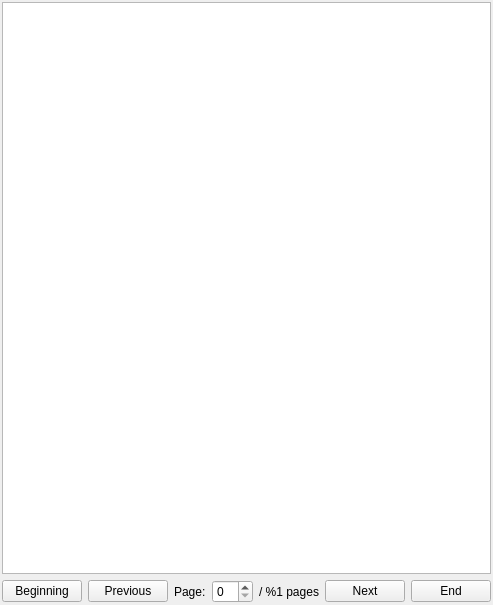
Above: log_browser.ui from redeyedvireo/PyLogBook before the change. Below: the same form after it.
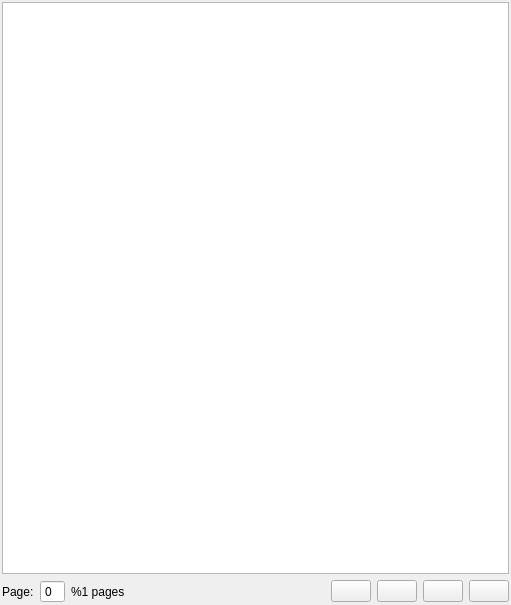
That is the form after the change. Icons and pictures are not drawn.

Commit message: Use icons for log browser paging buttons.  Also, remove up/down buttons on the page spin control, as they are redundant with the paging buttons.

```diff
--- a/log_browser.ui
+++ b/log_browser.ui
@@ -6,7 +6,7 @@
    <rect>
     <x>0</x>
     <y>0</y>
-    <width>418</width>
+    <width>511</width>
     <height>605</height>
    </rect>
   </property>
@@ -31,33 +31,6 @@
    </item>
    <item>
     <layout class="QHBoxLayout" name="horizontalLayout">
-     <item>
-      <widget class="QPushButton" name="beginButton">
-       <property name="text">
-        <string>Beginning</string>
-       </property>
-      </widget>
-     </item>
-     <item>
-      <widget class="QPushButton" name="previousButton">
-       <property name="text">
-        <string>Previous</string>
-       </property>
-      </widget>
-     </item>
-     <item>
-      <spacer name="horizontalSpacer">
-       <property name="orientation">
-        <enum>Qt::Horizontal</enum>
-       </property>
-       <property name="sizeHint" stdset="0">
-        <size>
-         <width>17</width>
-         <height>20</height>
-        </size>
-       </property>
-      </spacer>
-     </item>
      <item>
       <widget class="QLabel" name="label">
        <property name="text">
@@ -66,12 +39,16 @@
       </widget>
      </item>
      <item>
-      <widget class="QSpinBox" name="pageSpin"/>
+      <widget class="QSpinBox" name="pageSpin">
+       <property name="buttonSymbols">
+        <enum>QAbstractSpinBox::ButtonSymbols::NoButtons</enum>
+       </property>
+      </widget>
      </item>
      <item>
       <widget class="QLabel" name="numPagesLabel">
        <property name="text">
-        <string>/ %1 pages</string>
+        <string>%1 pages</string>
        </property>
       </widget>
      </item>
@@ -88,17 +65,47 @@
        </property>
       </spacer>
      </item>
+     <item>
+      <widget class="QPushButton" name="beginButton">
+       <property name="text">
+        <string/>
+       </property>
+       <property name="icon">
+        <iconset resource="PyLogBook.qrc">
+         <normaloff>:/PyLogBook/Resources/first-page.png</normaloff>:/PyLogBook/Resources/first-page.png</iconset>
+       </property>
+      </widget>
+     </item>
+     <item>
+      <widget class="QPushButton" name="previousButton">
+       <property name="text">
+        <string/>
+       </property>
+       <property name="icon">
+        <iconset resource="PyLogBook.qrc">
+         <normaloff>:/PyLogBook/Resources/previous-page.png</normaloff>:/PyLogBook/Resources/previous-page.png</iconset>
+       </property>
+      </widget>
+     </item>
      <item>
       <widget class="QPushButton" name="nextButton">
        <property name="text">
-        <string>Next</string>
+        <string/>
+       </property>
+       <property name="icon">
+        <iconset resource="PyLogBook.qrc">
+         <normaloff>:/PyLogBook/Resources/next-page.png</normaloff>:/PyLogBook/Resources/next-page.png</iconset>
        </property>
       </widget>
      </item>
      <item>
       <widget class="QPushButton" name="endButton">
        <property name="text">
-        <string>End</string>
+        <string/>
+       </property>
+       <property name="icon">
+        <iconset resource="PyLogBook.qrc">
+         <normaloff>:/PyLogBook/Resources/last-page.png</normaloff>:/PyLogBook/Resources/last-page.png</iconset>
        </property>
       </widget>
      </item>
```
Left out of the diff: 6 changed lines with no effect on the pictures. The commit also changes 9 other files.
